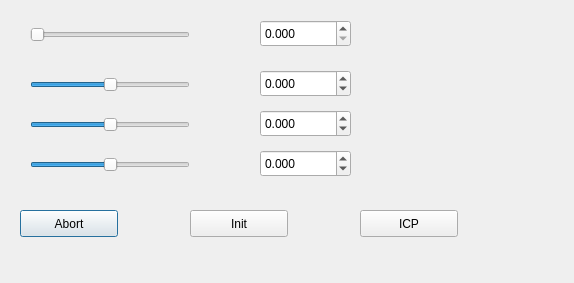
First picture: the form in src/gui/allign_dialog.ui, repository SimpleTree/simpleTree, before the edit.
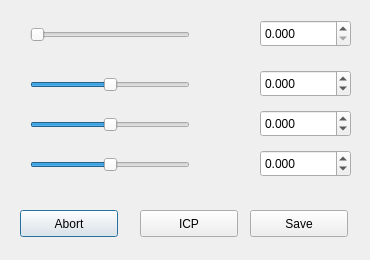
Second picture: the form after the edit.

```diff
--- a/src/gui/allign_dialog.ui
+++ b/src/gui/allign_dialog.ui
@@ -6,8 +6,8 @@
    <rect>
     <x>0</x>
     <y>0</y>
-    <width>574</width>
-    <height>283</height>
+    <width>370</width>
+    <height>260</height>
    </rect>
   </property>
   <property name="windowTitle">
@@ -29,20 +29,20 @@
   <widget class="QPushButton" name="init_button">
    <property name="geometry">
     <rect>
-     <x>190</x>
+     <x>250</x>
      <y>210</y>
      <width>98</width>
      <height>27</height>
     </rect>
    </property>
    <property name="text">
-    <string>Init</string>
+    <string>Save</string>
    </property>
   </widget>
   <widget class="QPushButton" name="pushButton">
    <property name="geometry">
     <rect>
-     <x>360</x>
+     <x>140</x>
      <y>210</y>
      <width>98</width>
      <height>27</height>
```
Left out of the diff: 48 changed lines with no effect on the pictures.
